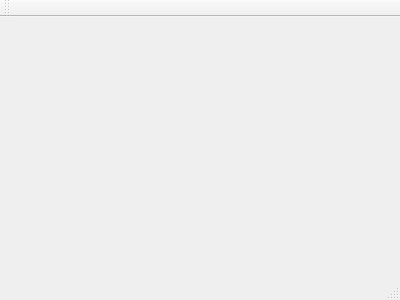
This is VPaHMI/CourseWork/mainwindow.ui in MangriMen/SibSUTIS5semester as Qt 5 draws it before an edit. The edited form follows.
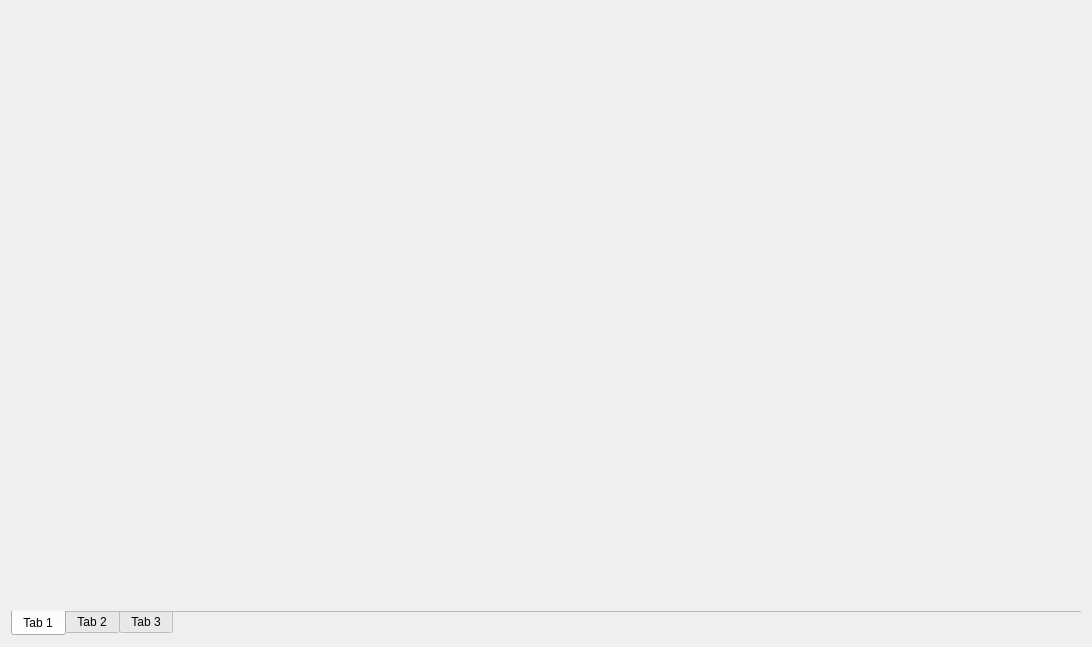
This is the edited form.

Commit message: VPaHMI start creating layout

What changed in the file:
```diff
--- a/VPaHMI/CourseWork/mainwindow.ui
+++ b/VPaHMI/CourseWork/mainwindow.ui
@@ -1,24 +1,54 @@
 <ui version="4.0">
  <class>MainWindow</class>
- <widget class="QMainWindow" name="MainWindow" >
-  <property name="geometry" >
+ <widget class="QMainWindow" name="MainWindow">
+  <property name="geometry">
    <rect>
     <x>0</x>
     <y>0</y>
-    <width>400</width>
-    <height>300</height>
+    <width>1092</width>
+    <height>647</height>
    </rect>
   </property>
   <property name="windowTitle" >
    <string>MainWindow</string>
   </property>
-  <widget class="QMenuBar" name="menuBar" />
-  <widget class="QToolBar" name="mainToolBar" />
-  <widget class="QWidget" name="centralWidget" />
-  <widget class="QStatusBar" name="statusBar" />
+  <widget class="QWidget" name="centralWidget">
+   <layout class="QGridLayout" name="gridLayout">
+    <item row="0" column="0">
+     <widget class="QTabWidget" name="tabWidget">
+      <property name="tabPosition">
+       <enum>QTabWidget::South</enum>
+      </property>
+      <property name="tabShape">
+       <enum>QTabWidget::Rounded</enum>
+      </property>
+      <property name="currentIndex">
+       <number>0</number>
+      </property>
+      <property name="documentMode">
+       <bool>true</bool>
+      </property>
+      <widget class="QWidget" name="tabWeek">
+       <attribute name="title">
+        <string>Tab 1</string>
+       </attribute>
+      </widget>
+      <widget class="QWidget" name="tabAffairs">
+       <attribute name="title">
+        <string>Tab 2</string>
+       </attribute>
+      </widget>
+      <widget class="QWidget" name="tabShaping">
+       <attribute name="title">
+        <string>Tab 3</string>
+       </attribute>
+      </widget>
+     </widget>
+    </item>
+   </layout>
+  </widget>
  </widget>
- <layoutDefault spacing="6" margin="11" />
- <pixmapfunction></pixmapfunction>
+ <layoutdefault spacing="6" margin="11"/>
  <resources/>
  <connections/>
 </ui>
```
Left out of the diff: 3 changed lines with no effect on the pictures.
